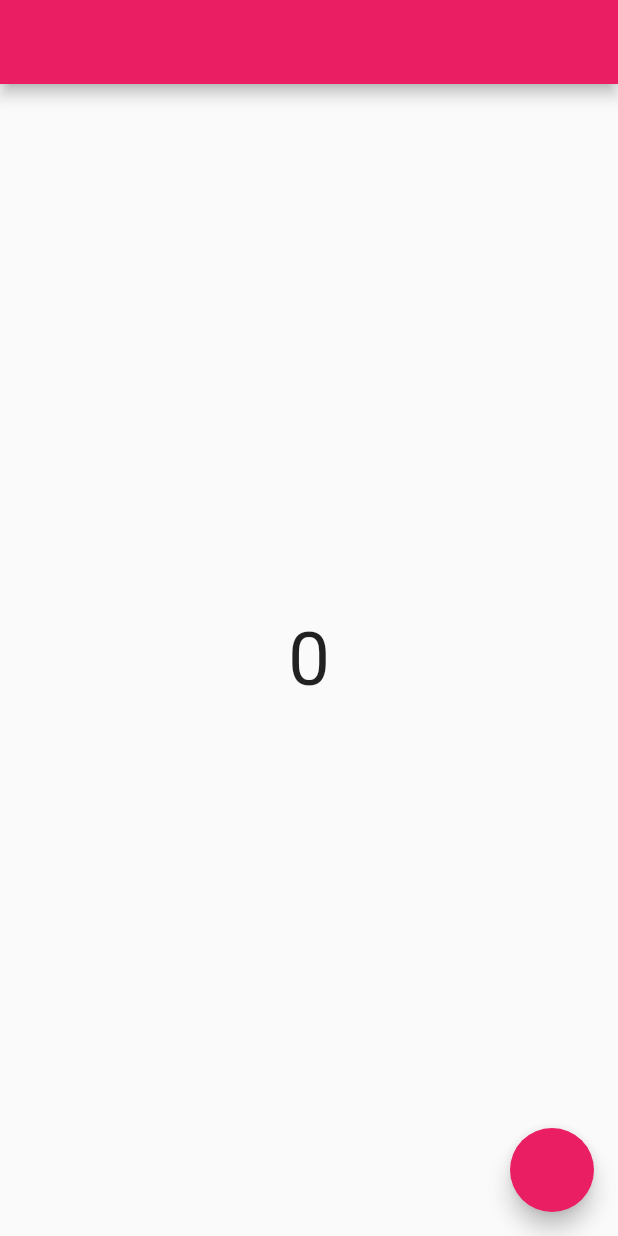
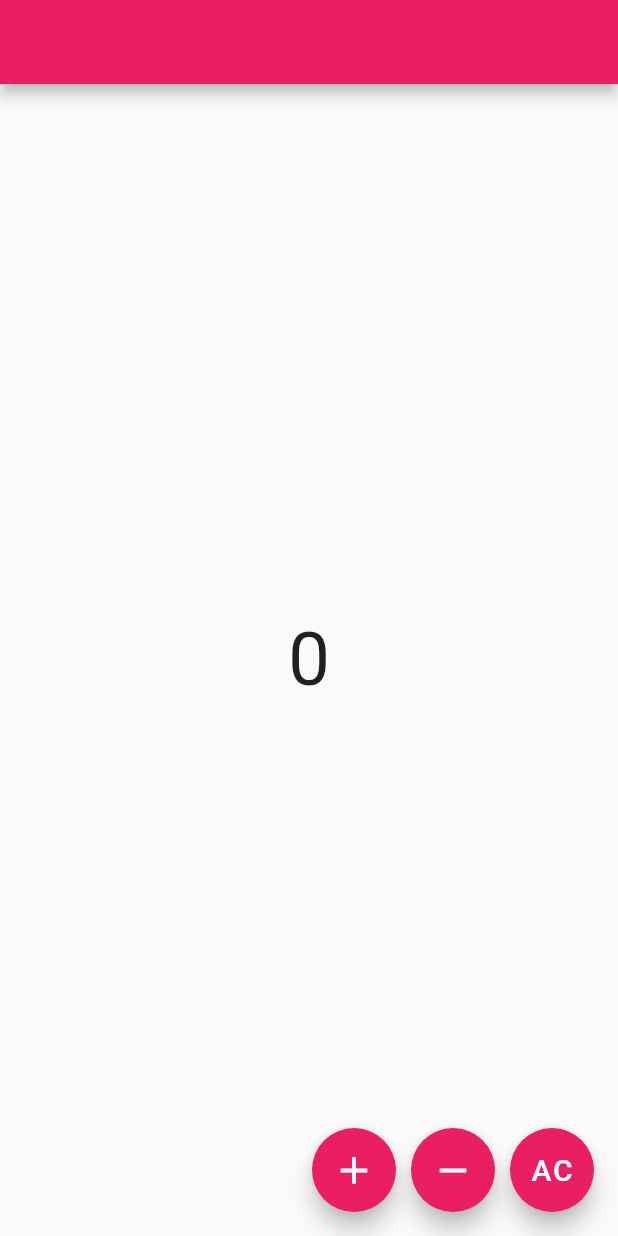
Before and after one commit to jmbcifo/my_first_flutter_project, a Flutter app: the screen it shows after launch, on a phone screen of 412 x 824 dp. Run offline on Flutter 3.47's test engine with Material 2 defaults, Android fonts, the phone set to English and light mode, and no system bars.

```diff
--- a/lib/pages/home_page.dart
+++ b/lib/pages/home_page.dart
@@ -1,5 +1,6 @@
 import 'package:flutter/material.dart';
 import 'package:my_first_flutter_project/utils/counter.dart';
+import 'package:my_first_flutter_project/widgets/button_control.dart';
 
 class HomePage extends StatefulWidget {
   const HomePage({Key? key}) : super(key: key);
@@ -15,13 +16,44 @@ class _HomePageState extends State<HomePage> {
   Widget build(BuildContext context) {
     return Scaffold(
       appBar: AppBar(),
-      floatingActionButton: FloatingActionButton(
-        onPressed: () {
-          setState(() {
-            counter.value++;
-            print(counter.value);
-          });
-        },
+      floatingActionButton: Row(
+        mainAxisAlignment: MainAxisAlignment.end,
+        children: [
+          ButtonControl(
+            icon: Icons.add,
+            onPressed: () {
+              setState(() {
+                //counter.value++;
+                counter.increment();
+              });
+            },
+          ),
+          SizedBox(
+            width: 10,
+          ),
+          ButtonControl(
+            onPressed: () {
+              setState(() {
+                counter.value--;
+              });
+            },
+            icon: Icons.remove,
+          ),
+          SizedBox(
+            width: 10,
+          ),
+          FloatingActionButton(
+            onPressed: () {
+              setState(() {
+                counter.value = 0;
+              });
+            },
+            child: Text(
+              "AC",
+              style: TextStyle(fontSize: 20),
+            ),
+          )
+        ],
       ),
       body: Center(
         child: Text(
--- a/lib/utils/counter.dart
+++ b/lib/utils/counter.dart
@@ -1,3 +1,6 @@
 class Counter {
   int value = 0;
+  void increment() {
+    value++;
+  }
 }
--- /dev/null
+++ b/lib/widgets/button_control.dart
@@ -0,0 +1,20 @@
+import 'package:flutter/material.dart';
+
+class ButtonControl extends StatelessWidget {
+  final Function() onPressed;
+  final IconData icon;
+  const ButtonControl({Key? key, required this.onPressed, required this.icon})
+      : super(key: key);
+
+  @override
+  Widget build(BuildContext context) {
+    return FloatingActionButton(
+      child: Icon(
+        icon,
+        color: Colors.white,
+        size: 30,
+      ),
+      onPressed: onPressed,
+    );
+  }
+}
```
